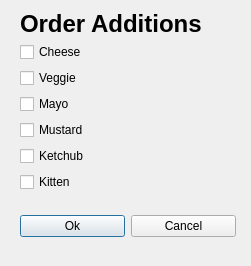
Above: Lesson5_CheckBox/dialog.ui from aaabdelaziz/Qt-Widgets before the change. Below: the same form after it.
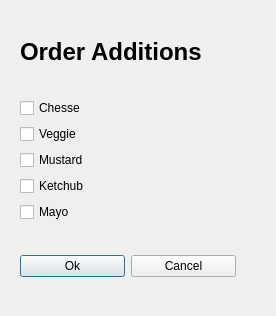
That is the form after the change.

Commit message: Update Ok Slot code to show all selected toppings in the Order List

What changed in the file:
```diff
--- a/Lesson5_CheckBox/dialog.ui
+++ b/Lesson5_CheckBox/dialog.ui
@@ -6,8 +6,8 @@
    <rect>
     <x>0</x>
     <y>0</y>
-    <width>251</width>
-    <height>266</height>
+    <width>276</width>
+    <height>316</height>
    </rect>
   </property>
   <property name="windowTitle">
@@ -17,7 +17,7 @@
    <property name="geometry">
     <rect>
      <x>20</x>
-     <y>210</y>
+     <y>250</y>
      <width>216</width>
      <height>32</height>
     </rect>
@@ -45,7 +45,7 @@
      <x>20</x>
      <y>11</y>
      <width>211</width>
-     <height>181</height>
+     <height>211</height>
     </rect>
    </property>
    <layout class="QVBoxLayout" name="verticalLayout">
@@ -65,7 +65,7 @@
     <item>
      <widget class="QCheckBox" name="boxCheese">
       <property name="text">
-       <string>Cheese</string>
+       <string>Chesse</string>
       </property>
      </widget>
     </item>
@@ -77,14 +77,7 @@
      </widget>
     </item>
     <item>
-     <widget class="QCheckBox" name="boxMayo">
-      <property name="text">
-       <string>Mayo</string>
-      </property>
-     </widget>
-    </item>
-    <item>
-     <widget class="QCheckBox" name="boxMustard">
+     <widget class="QCheckBox" name="checkBox_3">
       <property name="text">
        <string>Mustard</string>
       </property>
@@ -100,7 +93,7 @@
     <item>
      <widget class="QCheckBox" name="boxKitten">
       <property name="text">
-       <string>Kitten</string>
+       <string>Mayo</string>
       </property>
      </widget>
     </item>
```
Left out of the diff: 8 changed lines with no effect on the pictures. The commit also changes 1 other file.
